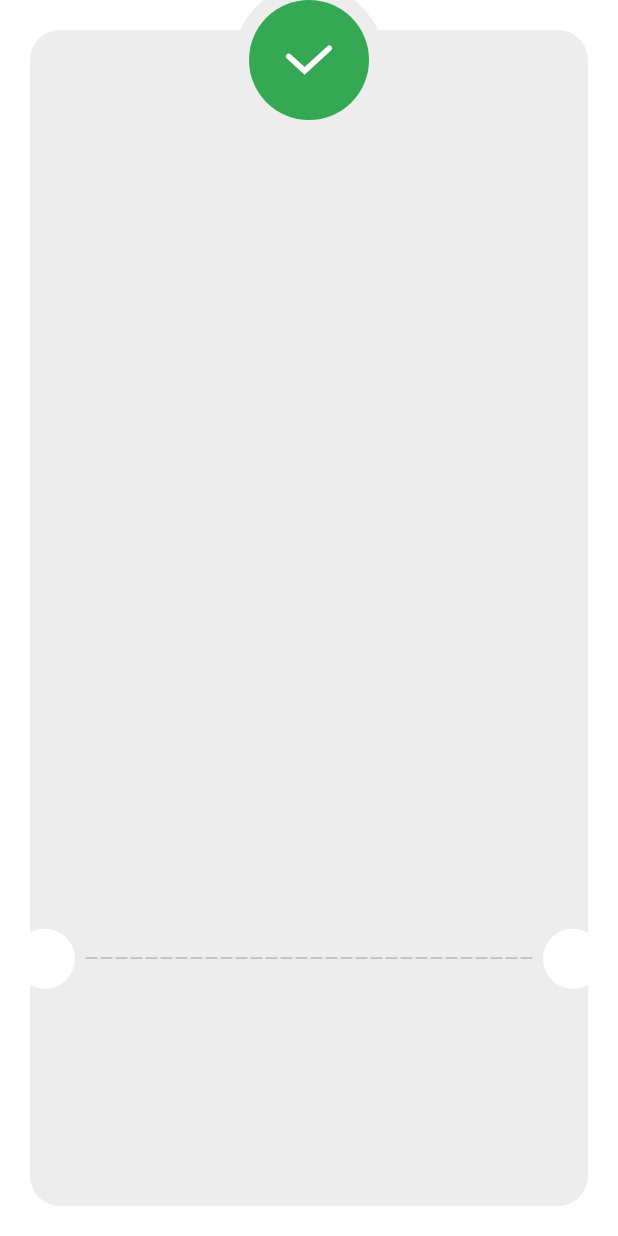
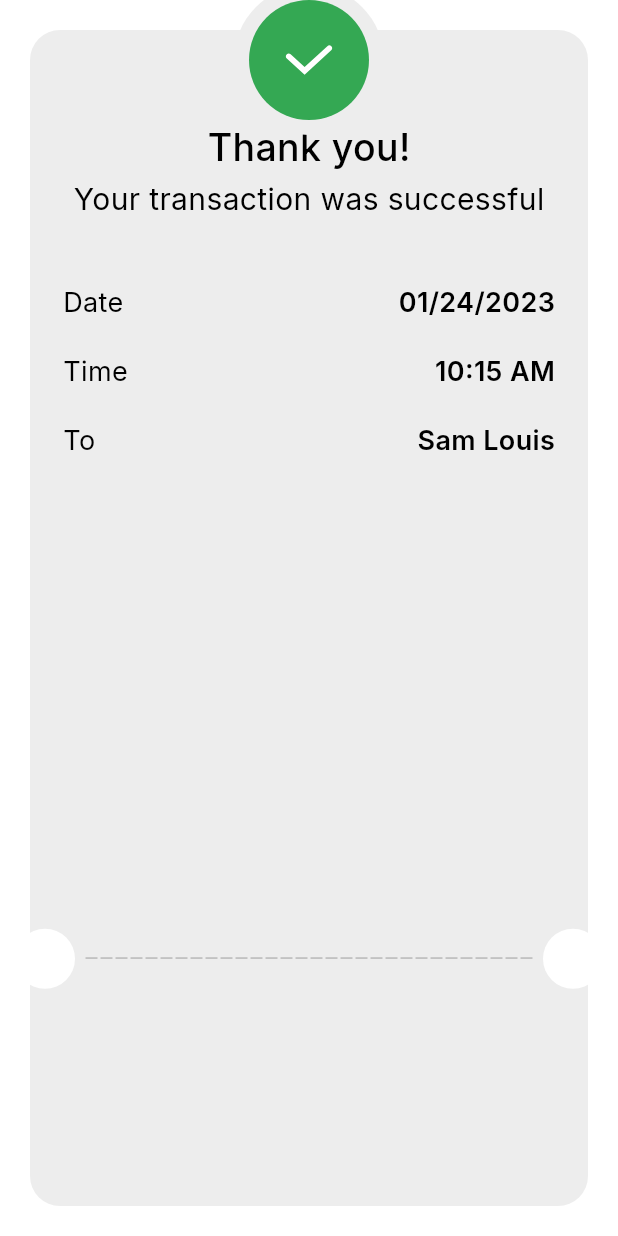
Before and after one commit to Tala-foqha/checkout, a Flutter app: the ThankYouView screen opened directly, on a phone screen of 412 x 824 dp. Run offline on Flutter 3.47's test engine with Material 3 defaults, Android fonts, the phone set to English and light mode, and no system bars; our stand-ins replace flutter_credit_card, flutter_svg, google_fonts.

Commit message:
create payment item info

```diff
--- /dev/null
+++ b/lib/Features/checkout/presentation/views/widgets/paymentI_tem_Info.dart
@@ -0,0 +1,20 @@
+// Features/checkout/presentation/views/widgets/paymentI_tem_Info.dart
+import 'package:checkout_app/core/utils/app_styles.dart';
+import 'package:flutter/material.dart';
+
+class PaymentItemInfo extends StatelessWidget {
+  const PaymentItemInfo({super.key, required this.title, required this.value});
+final String title,value;
+  @override
+  Widget build(BuildContext context) {
+    return Row(
+      children: [
+        Text(title,style: AppStyles.Regular18,),
+        Spacer(),
+        Text(value,style:AppStyles.semiBold18 ,),
+
+
+      ],
+    );
+  }
+}
--- a/lib/Features/checkout/presentation/views/widgets/thank_you_card.dart
+++ b/lib/Features/checkout/presentation/views/widgets/thank_you_card.dart
@@ -1,5 +1,7 @@
 // Features/checkout/presentation/views/widgets/thank_you_card.dart
 
+import 'package:checkout_app/Features/checkout/presentation/views/widgets/paymentI_tem_Info.dart';
+import 'package:checkout_app/core/utils/app_styles.dart';
 import 'package:flutter/material.dart';
 
 class ThankYouCard extends StatelessWidget {
@@ -21,6 +23,23 @@ class ThankYouCard extends StatelessWidget {
             borderRadius: BorderRadius.circular(20),
           ),
         ),
+        child: Padding(
+          padding: const EdgeInsets.only(right:  22,left: 22,top: 60),
+          child: Column(
+            crossAxisAlignment: CrossAxisAlignment.center,
+            children: [
+              Text('Thank you!',style: AppStyles.meduim25,),
+              SizedBox(height: 2,),
+              Text('Your transaction was successful',style: AppStyles.Regular18.copyWith(fontSize: 20),),
+               SizedBox(height: 42,),
+        PaymentItemInfo(title: 'Date', value: '01/24/2023'),
+        SizedBox(height: 20,),
+        PaymentItemInfo(title: 'Time', value: '10:15 AM'),
+        SizedBox(height: 20,),
+        PaymentItemInfo(title: 'To', value: 'Sam Louis')
+            ],
+          ),
+        ),
       ),
     );
   }
--- a/lib/core/utils/app_styles.dart
+++ b/lib/core/utils/app_styles.dart
@@ -18,5 +18,10 @@ class AppStyles {
     fontWeight: FontWeight.w600,
     color: Colors.black
   );
+static final TextStyle semiBold18=GoogleFonts.inter(
+    fontSize: 18,
+    fontWeight: FontWeight.w600,
+    color: Colors.black
+  );
 
 }
```
